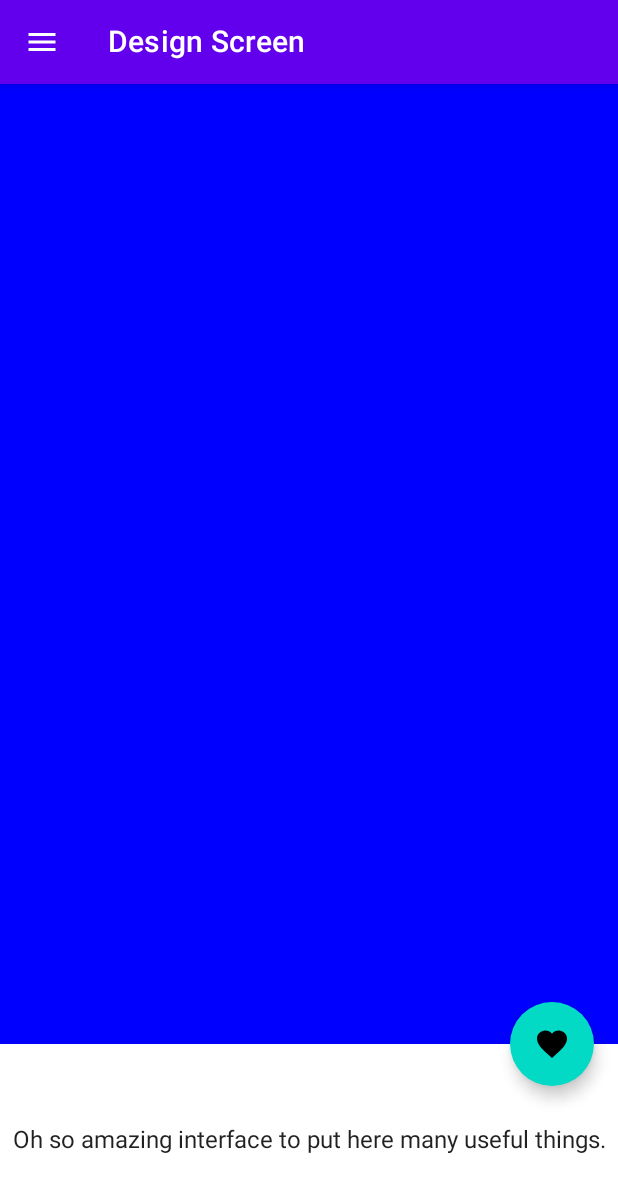
After one commit to pavelfire/ExchangeNavigation, an Android app built with Jetpack Compose: the DesignScreen screen opened through its navigation route, on a phone screen of 412 x 824 dp. The commit adds this screen. Shown: the top 1193 px of the screen. Run offline under Robolectric (Android 15) with nearby library versions, the phone set to English and light mode, and no system bars; 1 statement that could not run was skipped.

Commit message:
Bottom sheet scaffold added

```diff
--- a/app/src/main/java/com/vk/directop/exchangenavigation/Navigation.kt
+++ b/app/src/main/java/com/vk/directop/exchangenavigation/Navigation.kt
@@ -8,10 +8,7 @@ import androidx.navigation.compose.NavHost
 import androidx.navigation.compose.composable
 import androidx.navigation.compose.rememberNavController
 import androidx.navigation.navArgument
-import com.vk.directop.exchangenavigation.presentation.InputFieldsScreen
-import com.vk.directop.exchangenavigation.presentation.CardImageScreen
-import com.vk.directop.exchangenavigation.presentation.FavoriteScreen
-import com.vk.directop.exchangenavigation.presentation.PopularScreen
+import com.vk.directop.exchangenavigation.presentation.*
 import com.vk.directop.exchangenavigation.presentation.util.Screen
 
 
@@ -45,5 +42,8 @@ fun Navigation() {
         composable(route = Screen.InputFieldsScreen.route) {
             InputFieldsScreen()
         }
+        composable(route = Screen.DesignScreen.route) {
+            DesignScreen()
+        }
     }
 }
--- /dev/null
+++ b/app/src/main/java/com/vk/directop/exchangenavigation/presentation/DesignScreen.kt
@@ -0,0 +1,177 @@
+package com.vk.directop.exchangenavigation.presentation
+
+import androidx.compose.animation.core.animateFloatAsState
+import androidx.compose.foundation.background
+import androidx.compose.foundation.layout.*
+import androidx.compose.foundation.lazy.LazyColumn
+import androidx.compose.foundation.text.KeyboardOptions
+import androidx.compose.material.*
+import androidx.compose.material.MaterialTheme.colors
+import androidx.compose.material.ProgressIndicatorDefaults.IndicatorBackgroundOpacity
+import androidx.compose.material.icons.Icons
+import androidx.compose.material.icons.filled.Edit
+import androidx.compose.material.icons.filled.Email
+import androidx.compose.material.icons.filled.Favorite
+import androidx.compose.material.icons.filled.Menu
+import androidx.compose.runtime.*
+import androidx.compose.ui.Alignment
+import androidx.compose.ui.Modifier
+import androidx.compose.ui.graphics.Color
+import androidx.compose.ui.graphics.Shape
+import androidx.compose.ui.text.InternalTextApi
+import androidx.compose.ui.text.input.KeyboardType
+import androidx.compose.ui.text.input.PasswordVisualTransformation
+import androidx.compose.ui.text.input.TextFieldValue
+import androidx.compose.ui.unit.Dp
+import androidx.compose.ui.unit.dp
+import kotlinx.coroutines.launch
+
+@ExperimentalMaterialApi
+@Composable
+fun DesignScreen(){
+
+
+  ExampleListItems()
+    LinearProgressIndicator()
+    val scope = rememberCoroutineScope()
+    val scaffoldState = rememberBottomSheetScaffoldState()
+    BottomSheetScaffold(
+        sheetContent = {
+            Box(
+                Modifier.fillMaxWidth().height(128.dp),
+                contentAlignment = Alignment.Center
+            ) {
+                Text("Oh so amazing interface to put here many useful things.")
+            }
+            Column(
+                Modifier.fillMaxWidth().padding(64.dp),
+                horizontalAlignment = Alignment.CenterHorizontally
+            ) {
+                Text("Sheet content")
+                Spacer(Modifier.height(20.dp))
+                Button(
+                    onClick = {
+                        scope.launch { scaffoldState.bottomSheetState.collapse() }
+                    }
+                ) {
+                    Text("Click to collapse sheet")
+                }
+            }
+        },
+        scaffoldState = scaffoldState,
+        topBar = {
+            TopAppBar(
+                title = { Text("Design Screen") },
+                navigationIcon = {
+                    IconButton(onClick = { scope.launch { scaffoldState.drawerState.open() } }) {
+                        Icon(Icons.Default.Menu, contentDescription = "Material design.io takes many interesting things, that ready to use in projects.")
+                    }
+                }
+            )
+        },
+        floatingActionButton = {
+            var clickCount by remember { mutableStateOf(0) }
+            FloatingActionButton(
+                onClick = {
+                    // show snackbar as a suspend function
+                    scope.launch {
+                        scaffoldState.snackbarHostState.showSnackbar("Snackbar #${++clickCount}")
+                    }
+                }
+            ) {
+                Icon(Icons.Default.Favorite, contentDescription = "Localized description")
+            }
+        },
+        floatingActionButtonPosition = FabPosition.End,
+        sheetPeekHeight = 128.dp,
+        drawerContent = {
+            Column(
+                Modifier.fillMaxWidth().padding(16.dp),
+                horizontalAlignment = Alignment.CenterHorizontally
+            ) {
+                Text("Drawer content")
+                Spacer(Modifier.height(20.dp))
+                Button(onClick = { scope.launch { scaffoldState.drawerState.close() } }) {
+                    Text("Click to close drawer")
+                }
+            }
+        }
+    ) { innerPadding ->
+        LazyColumn(contentPadding = innerPadding) {
+            items(100) {
+                Box(
+                    Modifier
+                        .fillMaxWidth()
+                        .height(50.dp)
+                        .background(Color.Blue)//colors[it % colors.size])
+                )
+            }
+        }
+    }
+}
+
+
+@Composable
+fun LinearProgressIndicator(
+    progress: Float?,
+    modifier: Modifier? = Modifier,
+    color: Color? = MaterialTheme.colors.primary,
+    backgroundColor: Color? = color?.copy(alpha = IndicatorBackgroundOpacity)
+): Unit{
+
+}
+
+@ExperimentalMaterialApi
+@Composable
+fun ExampleListItems(
+
+){
+    Column {
+        ListItem(
+            text = { Text("Two line list item") },
+            secondaryText = { Text("Secondary text") }
+        )
+        Divider()
+        ListItem(
+            text = { Text("Two line list item") },
+            overlineText = { Text("OVERLINE") }
+        )
+        Divider()
+        ListItem(
+            text = { Text("Two line list item with 24x24 icon") },
+            secondaryText = { Text("Secondary text") },
+            icon = {
+                Icon(
+                    Icons.Filled.Favorite,
+                    contentDescription = null
+                )
+            }
+        )
+        Divider()
+        ListItem(
+            text = { Text("Two line list item with 40x40 icon") },
+            secondaryText = { Text("Secondary text") },
+            icon = {
+                Icon(
+                    Icons.Filled.Favorite,
+                    contentDescription = null,
+                    modifier = Modifier.size(40.dp)
+                )
+            }
+        )
+        Divider()
+        ListItem(
+            text = { Text("Two line list item with 40x40 icon") },
+            secondaryText = { Text("Secondary text") },
+            trailing = { Text("meta") },
+            icon = {
+                Icon(
+                    Icons.Filled.Favorite,
+                    contentDescription = null,
+                    modifier = Modifier.size(40.dp)
+                )
+            }
+        )
+        Divider()
+    }
+}
--- a/app/src/main/java/com/vk/directop/exchangenavigation/presentation/PopularScreen.kt
+++ b/app/src/main/java/com/vk/directop/exchangenavigation/presentation/PopularScreen.kt
@@ -69,5 +69,16 @@ fun PopularScreen(
         ) {
             Text(text = "To Input Fields")
         }
+        Spacer(modifier = Modifier.height(18.dp))
+        Button(
+            onClick = {
+                navController.navigate(Screen.DesignScreen.route)
+            },
+            modifier = Modifier
+                .align(Alignment.Start)
+                .padding(10.dp)
+        ) {
+            Text(text = "Design Screen")
+        }
     }
 }
--- a/app/src/main/java/com/vk/directop/exchangenavigation/presentation/util/Screen.kt
+++ b/app/src/main/java/com/vk/directop/exchangenavigation/presentation/util/Screen.kt
@@ -5,6 +5,7 @@ sealed class Screen(val route: String){
     object FavoriteScreen : Screen("favorite_screen")
     object CardImageScreen: Screen("card_image")
     object InputFieldsScreen: Screen("input_fields_screen")
+    object DesignScreen: Screen("design_screen")
 
     fun withArgs(vararg args: String): String {
         return buildString{
```
